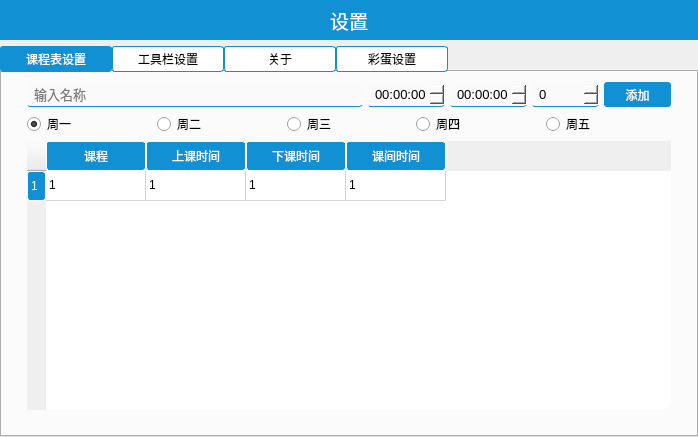
Above: tableeditwidget.ui from Aero80wd/SchoolTools before the change. Below: the same form after it.
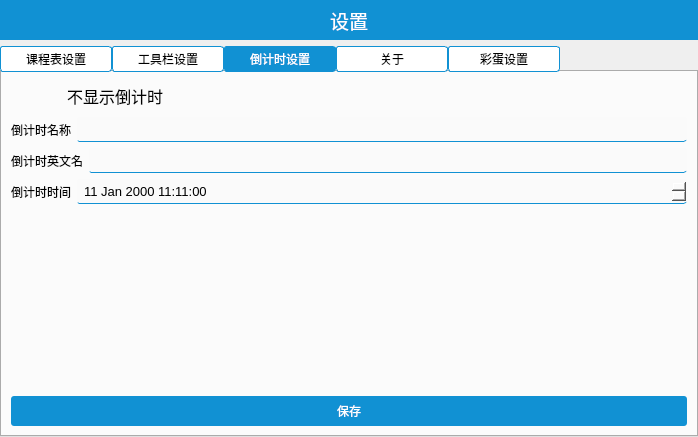
That is the form after the change. The open tabs and pages were chosen to show the change. Icons and pictures are not drawn. Custom widgets are drawn as their Qt base class.

What changed in the file:
```diff
--- a/tableeditwidget.ui
+++ b/tableeditwidget.ui
@@ -13,7 +13,7 @@
   <property name="windowTitle">
    <string>设置</string>
   </property>
-  <layout class="QGridLayout" name="gridLayout" rowstretch="2,20">
+  <layout class="QGridLayout" name="gridLayout" rowstretch="2,0">
    <property name="leftMargin">
     <number>0</number>
    </property>
@@ -679,6 +679,232 @@
        </item>
       </layout>
      </widget>
+     <widget class="QWidget" name="tab_5">
+      <attribute name="title">
+       <string>倒计时设置</string>
+      </attribute>
+      <layout class="QVBoxLayout" name="verticalLayout_6">
+       <item>
+        <widget class="QCheckBox" name="timer_hide">
+         <property name="maximumSize">
+          <size>
+           <width>16777215</width>
+           <height>30</height>
+          </size>
+         </property>
+         <property name="font">
+          <font>
+           <pointsize>12</pointsize>
+          </font>
+         </property>
+         <property name="styleSheet">
+          <string notr="true">QCheckBox{
+border:none;
+}
+
+QCheckBox::indicator{/*选择框尺寸*/
+    border: 0px solid #b1b1b1;
+	width: 50px;
+	height: 50px;
+}
+QCheckBox::indicator:unchecked{
+image:url(&quot;:/res/checkbutton/unchecked.png&quot;);
+}
+QCheckBox::indicator:checked{
+image:url(&quot;:/res/checkbutton/checked.png&quot;);
+}
+QCheckBox:hover{
+color:#1191d3;
+}</string>
+         </property>
+         <property name="text">
+          <string>不显示倒计时</string>
+         </property>
+        </widget>
+       </item>
+       <item>
+        <layout class="QHBoxLayout" name="horizontalLayout_11">
+         <item>
+          <widget class="QLabel" name="label_8">
+           <property name="text">
+            <string>倒计时名称</string>
+           </property>
+          </widget>
+         </item>
+         <item>
+          <widget class="QLineEdit" name="edit_name">
+           <property name="minimumSize">
+            <size>
+             <width>0</width>
+             <height>25</height>
+            </size>
+           </property>
+           <property name="styleSheet">
+            <string notr="true">QLineEdit{
+
+border-bottom: 1px solid #1191d3;; /* 边框宽度为1px，颜色为#A0A0A0 */
+	border-radius: 3px; /* 边框圆角 */
+	padding-left: 5px; /* 文本距离左边界有5px */
+	background-color: #FAFAFA; /* 背景颜色 */
+	color: #000000; /* 文本颜色 */
+	selection-background-color: #1191d3; /* 选中文本的背景颜色 */
+	selection-color: #F2F2F2; /* 选中文本的颜色 */
+	font-family: &quot;Microsoft YaHei&quot;; /* 文本字体族 */
+	font-size: 10pt; /* 文本字体大小 */
+}
+QLineEdit:hover,QLineEdit:editble{
+border-bottom: 1px solid rgb(255, 58, 58);
+}</string>
+           </property>
+          </widget>
+         </item>
+        </layout>
+       </item>
+       <item>
+        <layout class="QHBoxLayout" name="horizontalLayout_12">
+         <item>
+          <widget class="QLabel" name="label_10">
+           <property name="text">
+            <string>倒计时英文名</string>
+           </property>
+          </widget>
+         </item>
+         <item>
+          <widget class="QLineEdit" name="edit_name_eng">
+           <property name="minimumSize">
+            <size>
+             <width>0</width>
+             <height>25</height>
+            </size>
+           </property>
+           <property name="styleSheet">
+            <string notr="true">QLineEdit{
+
+border-bottom: 1px solid #1191d3;; /* 边框宽度为1px，颜色为#A0A0A0 */
+	border-radius: 3px; /* 边框圆角 */
+	padding-left: 5px; /* 文本距离左边界有5px */
+	background-color: #FAFAFA; /* 背景颜色 */
+	color: #000000; /* 文本颜色 */
+	selection-background-color: #1191d3; /* 选中文本的背景颜色 */
+	selection-color: #F2F2F2; /* 选中文本的颜色 */
+	font-family: &quot;Microsoft YaHei&quot;; /* 文本字体族 */
+	font-size: 10pt; /* 文本字体大小 */
+}
+QLineEdit:hover,QLineEdit:editble{
+border-bottom: 1px solid rgb(255, 58, 58);
+}</string>
+           </property>
+          </widget>
+         </item>
+        </layout>
+       </item>
+       <item>
+        <layout class="QHBoxLayout" name="horizontalLayout_13" stretch="0,1">
+         <item>
+          <widget class="QLabel" name="label_11">
+           <property name="text">
+            <string>倒计时时间</string>
+           </property>
+          </widget>
+         </item>
+         <item>
+          <widget class="QDateTimeEdit" name="timer_time">
+           <property name="minimumSize">
+            <size>
+             <width>0</width>
+             <height>25</height>
+            </size>
+           </property>
+           <property name="styleSheet">
+            <string notr="true">QDateTimeEdit{
+
+border-bottom: 1px solid #1191d3;; /* 边框宽度为1px，颜色为#A0A0A0 */
+	border-radius: 3px; /* 边框圆角 */
+	padding-left: 5px; /* 文本距离左边界有5px */
+	background-color: #FAFAFA; /* 背景颜色 */
+	color: #000000; /* 文本颜色 */
+	selection-background-color: #1191d3; /* 选中文本的背景颜色 */
+	selection-color: #F2F2F2; /* 选中文本的颜色 */
+	font-family: &quot;Microsoft YaHei&quot;; /* 文本字体族 */
+	font-size: 10pt; /* 文本字体大小 */
+}
+QDateTimeEdit:hover{
+border-bottom: 1px solid rgb(255, 58, 58);
+}
+QDateTimeEdit::down-button{
+width:7px;
+background:#F0F0F0;
+image: url(&quot;:/res/down.png&quot;);
+border-radius: 3px; /* 边框圆角 */
+}
+QDateTimeEdit::up-button{
+width:7px;
+border-radius: 3px; /* 边框圆角 */
+background:#F0F0F0;
+image: url(&quot;:/res/up.png&quot;);
+}
+QDateTimeEdit::down-button:hover{
+background:#1191d3;
+}
+QDateTimeEdit::up-button:hover{
+background:#1191d3;
+}</string>
+           </property>
+           <property name="dateTime">
+            <datetime>
+             <hour>11</hour>
+             <minute>11</minute>
+             <second>0</second>
+             <year>2000</year>
+             <month>1</month>
+             <day>11</day>
+            </datetime>
+           </property>
+          </widget>
+         </item>
+        </layout>
+       </item>
+       <item>
+        <spacer name="verticalSpacer_4">
+         <property name="orientation">
+          <enum>Qt::Orientation::Vertical</enum>
+         </property>
+         <property name="sizeHint" stdset="0">
+          <size>
+           <width>20</width>
+           <height>40</height>
+          </size>
+         </property>
+        </spacer>
+       </item>
+       <item>
+        <widget class="QPushButton" name="save_text_config">
+         <property name="minimumSize">
+          <size>
+           <width>0</width>
+           <height>30</height>
+          </size>
+         </property>
+         <property name="styleSheet">
+          <string notr="true">QPushButton{
+	border-radius: 3px; /* 边框圆角 */
+	color:#ffffff;
+	background-color: #1191d3; /* 背景颜色 */
+	padding:3px;
+
+}
+QPushButton:hover{
+background:rgb(11, 96, 139);
+}
+</string>
+         </property>
+         <property name="text">
+          <string>保存</string>
+         </property>
+        </widget>
+       </item>
+      </layout>
+     </widget>
      <widget class="QWidget" name="tab_2">
       <attribute name="title">
        <string>关于</string>
```
Left out of the diff: 14 changed lines with no effect on the pictures.
